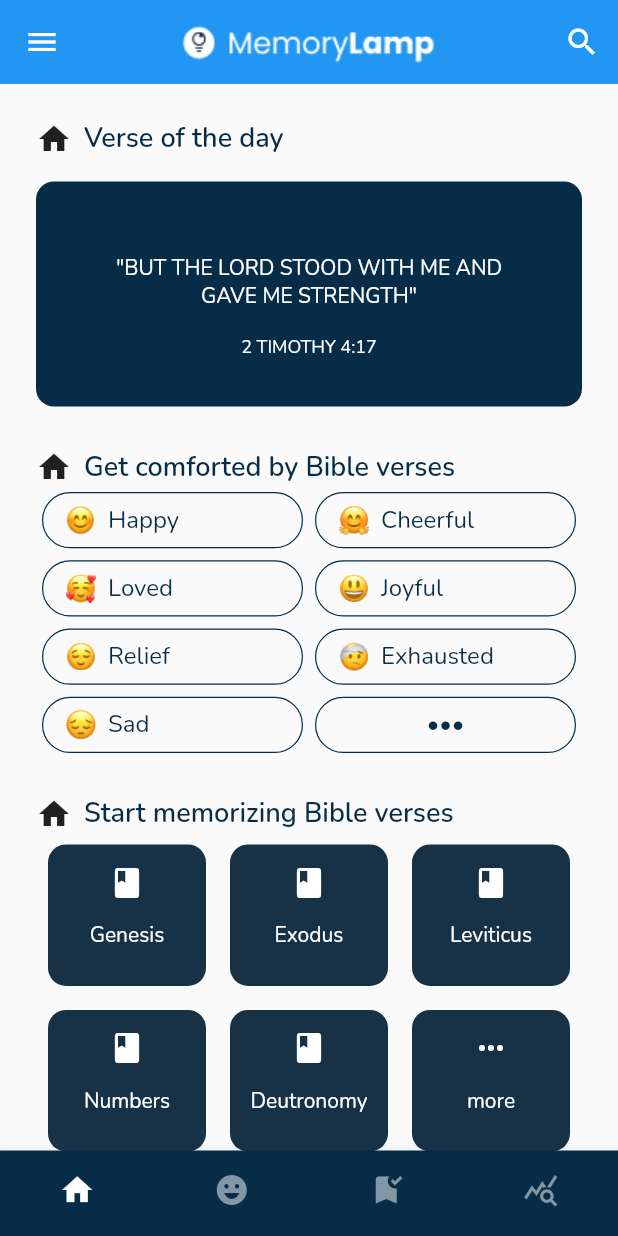
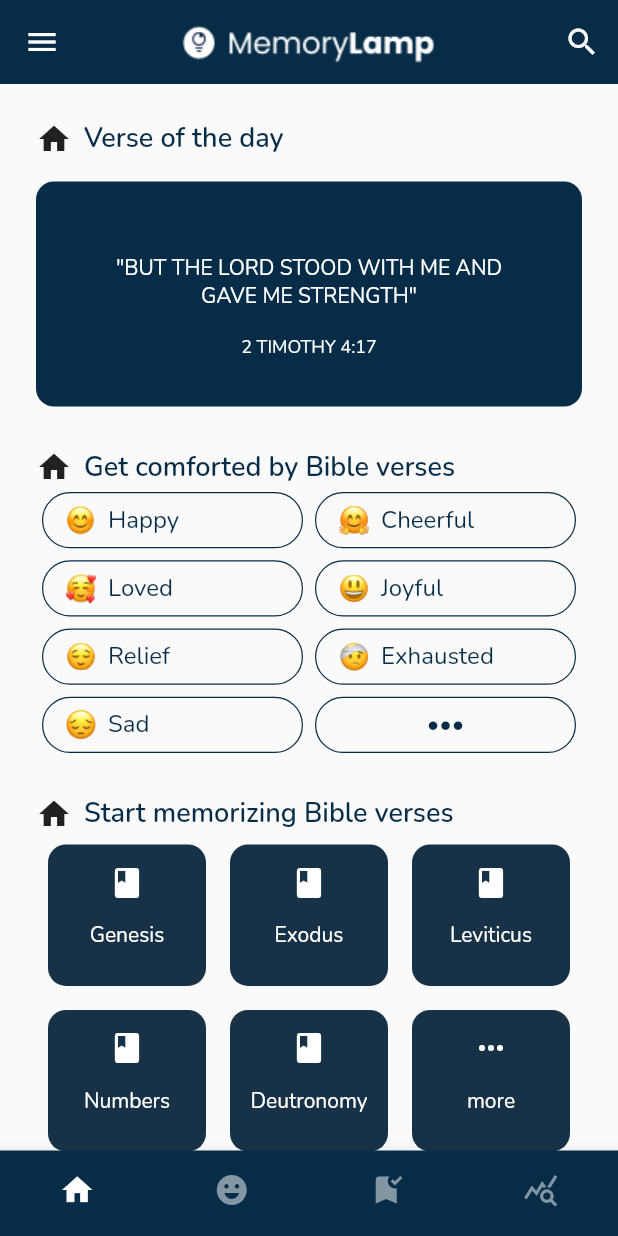
Before and after one commit to MemoryLamp/memorylamp-mobile, a Flutter app: the screen it shows after launch, after a tap on "Get Started", on a phone screen of 412 x 824 dp. Run offline on Flutter 3.47's test engine with Material 2 defaults, Android fonts, the light colour scheme and no system bars; our stand-ins replace badges, percent_indicator; Roboto replaces fonts that are missing (poppins).

Commit message:
change appbar theme

```diff
--- a/lib/theming/ml_theme.dart
+++ b/lib/theming/ml_theme.dart
@@ -23,6 +23,7 @@ class MLTheme with ChangeNotifier {
       elevatedButtonTheme: MLThemeData.elevatedButton,
       outlinedButtonTheme: MLThemeData.outlinedButton,
       textButtonTheme: MLThemeData.textButton,
+      appBarTheme: MLThemeData.appbar,
     );
   }
 
--- a/lib/theming/ml_themedata.dart
+++ b/lib/theming/ml_themedata.dart
@@ -34,6 +34,10 @@ abstract class MLThemeData {
         ),
       );
 
+  static AppBarTheme get appbar {
+    return const AppBarTheme(backgroundColor: MLColors.primary);
+  }
+
   static TextButtonThemeData get textButton => TextButtonThemeData(
         style: ButtonStyle(
           foregroundColor: MaterialStateProperty.all<Color>(Colors.white),
```
Also changed, not shown: 2 other files.
